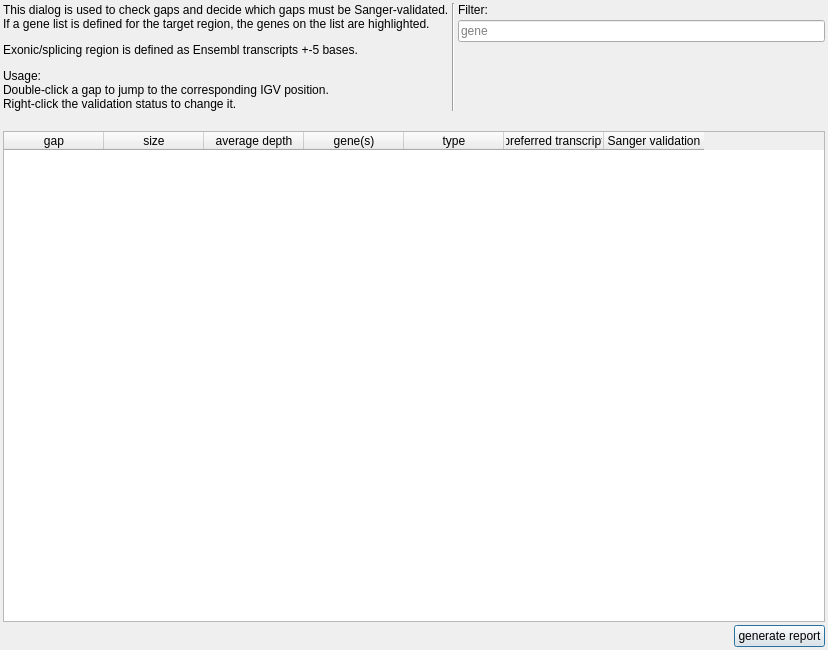
The window that src/GSvar/GapDialog.ui (imgag/ngs-bits) describes before a commit, drawn with Qt 5.
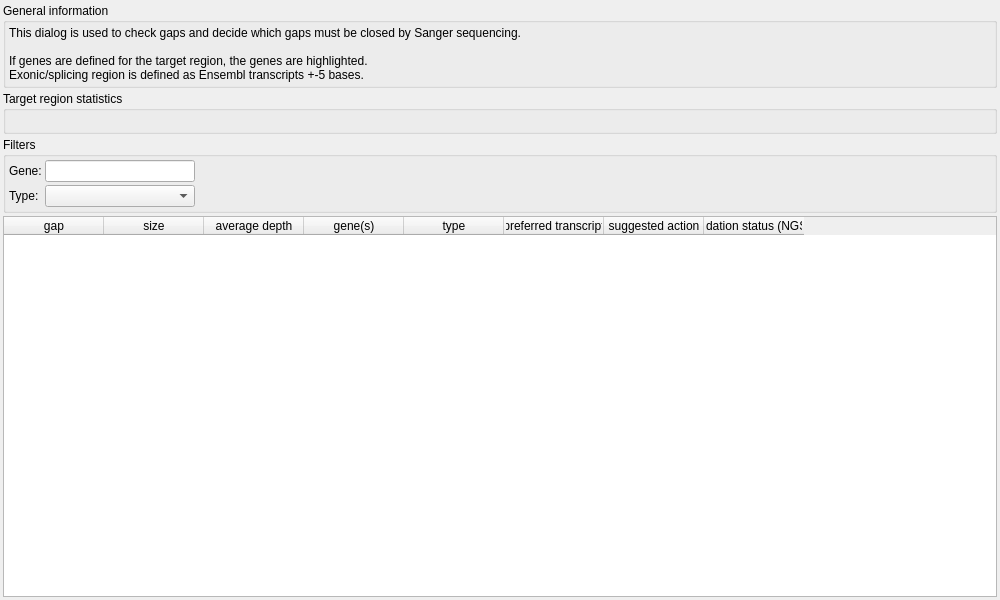
The same window after the commit.

Patch:
```diff
--- a/src/GSvar/GapDialog.ui
+++ b/src/GSvar/GapDialog.ui
@@ -6,10 +6,16 @@
    <rect>
     <x>0</x>
     <y>0</y>
-    <width>828</width>
-    <height>650</height>
+    <width>1000</width>
+    <height>600</height>
    </rect>
   </property>
+  <property name="minimumSize">
+   <size>
+    <width>1000</width>
+    <height>600</height>
+   </size>
+  </property>
   <property name="windowTitle">
    <string>Dialog</string>
   </property>
@@ -30,74 +36,166 @@
     <number>3</number>
    </property>
    <item>
-    <layout class="QHBoxLayout" name="horizontalLayout">
+    <widget class="QGroupBox" name="groupBox_3">
+     <property name="title">
+      <string>General information</string>
+     </property>
+     <property name="flat">
+      <bool>true</bool>
+     </property>
+     <layout class="QVBoxLayout" name="verticalLayout_3">
+      <property name="spacing">
+       <number>3</number>
+      </property>
+      <property name="leftMargin">
+       <number>3</number>
+      </property>
+      <property name="topMargin">
+       <number>3</number>
+      </property>
+      <property name="rightMargin">
+       <number>3</number>
+      </property>
+      <property name="bottomMargin">
+       <number>3</number>
+      </property>
      <item>
       <widget class="QLabel" name="label">
        <property name="text">
-        <string>&lt;html&gt;&lt;head/&gt;&lt;body&gt;&lt;p&gt;This dialog is used to check gaps and decide which gaps must be Sanger-validated.&lt;br/&gt;If a gene list is defined for the target region, the genes on the list are highlighted.&lt;/p&gt;&lt;p&gt;Exonic/splicing region is defined as Ensembl transcripts +-5 bases.&lt;/p&gt;&lt;p&gt;Usage:&lt;br/&gt;Double-click a gap to jump to the corresponding IGV position.&lt;br/&gt;Right-click the validation status to change it.&lt;/p&gt;&lt;/body&gt;&lt;/html&gt;</string>
+         <string>&lt;html&gt;&lt;head/&gt;&lt;body&gt;&lt;p&gt;This dialog is used to check gaps and decide which gaps must be closed by Sanger sequencing.&lt;br/&gt;&lt;br/&gt;If genes are defined for the target region, the genes are highlighted.&lt;br/&gt;Exonic/splicing region is defined as Ensembl transcripts +-5 bases.&lt;/p&gt;&lt;/body&gt;&lt;/html&gt;</string>
        </property>
       </widget>
      </item>
-     <item>
-      <widget class="Line" name="line">
-       <property name="orientation">
-        <enum>Qt::Vertical</enum>
-       </property>
+     </layout>
       </widget>
      </item>
      <item>
+    <widget class="QGroupBox" name="groupBox_2">
+     <property name="title">
+      <string>Target region statistics</string>
+     </property>
+     <property name="flat">
+      <bool>true</bool>
+     </property>
       <layout class="QVBoxLayout" name="verticalLayout_2">
+      <property name="spacing">
+       <number>3</number>
+      </property>
+      <property name="leftMargin">
+       <number>3</number>
+      </property>
+      <property name="topMargin">
+       <number>3</number>
+      </property>
+      <property name="rightMargin">
+       <number>3</number>
+      </property>
+      <property name="bottomMargin">
+       <number>3</number>
+      </property>
        <item>
-        <widget class="QLabel" name="label_2">
-         <property name="sizePolicy">
-          <sizepolicy hsizetype="Preferred" vsizetype="Minimum">
-           <horstretch>0</horstretch>
-           <verstretch>0</verstretch>
-          </sizepolicy>
-         </property>
+       <widget class="QLabel" name="statistics">
          <property name="text">
-          <string>Filter:</string>
-         </property>
-         <property name="alignment">
-          <set>Qt::AlignLeading|Qt::AlignLeft|Qt::AlignTop</set>
-         </property>
+         <string/>
+        </property>
+        <property name="textFormat">
+         <enum>Qt::RichText</enum>
+        </property>
+       </widget>
+      </item>
+     </layout>
         </widget>
        </item>
        <item>
-        <widget class="QLineEdit" name="filter_gene">
+    <widget class="QGroupBox" name="groupBox">
+     <property name="title">
+      <string>Filters</string>
+     </property>
+     <property name="flat">
+      <bool>true</bool>
+     </property>
+     <layout class="QGridLayout" name="gridLayout_2">
+      <property name="leftMargin">
+       <number>3</number>
+      </property>
+      <property name="topMargin">
+       <number>3</number>
+      </property>
+      <property name="rightMargin">
+       <number>3</number>
+      </property>
+      <property name="bottomMargin">
+       <number>3</number>
+      </property>
+      <property name="spacing">
+       <number>3</number>
+      </property>
+      <item row="0" column="1">
+       <widget class="QLineEdit" name="f_gene">
          <property name="sizePolicy">
           <sizepolicy hsizetype="Expanding" vsizetype="Fixed">
            <horstretch>0</horstretch>
-           <verstretch>1</verstretch>
-          </sizepolicy>
-         </property>
+          <verstretch>0</verstretch>
+         </sizepolicy>
+        </property>
+        <property name="maximumSize">
+         <size>
+          <width>150</width>
+          <height>16777215</height>
+         </size>
+        </property>
          <property name="placeholderText">
-          <string>gene</string>
+         <string/>
          </property>
         </widget>
        </item>
-       <item>
-        <widget class="QLabel" name="label_3">
-         <property name="sizePolicy">
-          <sizepolicy hsizetype="Preferred" vsizetype="Preferred">
-           <horstretch>0</horstretch>
-           <verstretch>100</verstretch>
-          </sizepolicy>
-         </property>
+      <item row="0" column="0">
+       <widget class="QLabel" name="label_4">
+        <property name="text">
+         <string>Gene:</string>
+        </property>
+       </widget>
+      </item>
+      <item row="1" column="0">
+       <widget class="QLabel" name="label_5">
          <property name="text">
-          <string/>
+         <string>Type:</string>
          </property>
         </widget>
        </item>
-      </layout>
-     </item>
-    </layout>
-   </item>
+      <item row="0" column="2">
+       <spacer name="horizontalSpacer_2">
+        <property name="orientation">
+         <enum>Qt::Horizontal</enum>
+        </property>
+        <property name="sizeHint" stdset="0">
+         <size>
+          <width>40</width>
+          <height>20</height>
+         </size>
+        </property>
+       </spacer>
+      </item>
+      <item row="1" column="1">
+       <widget class="QComboBox" name="f_type">
    <item>
-    <widget class="QLabel" name="percentage">
      <property name="text">
       <string/>
      </property>
+        </item>
+        <item>
+         <property name="text">
+          <string>intronic/intergenic</string>
+         </property>
+        </item>
+        <item>
+         <property name="text">
+          <string>exonic/splicing</string>
+         </property>
+        </item>
+       </widget>
+      </item>
+     </layout>
     </widget>
    </item>
    <item>
@@ -155,34 +253,15 @@
      </column>
      <column>
       <property name="text">
-       <string>Sanger validation</string>
+       <string>suggested action</string>
       </property>
      </column>
-    </widget>
-   </item>
-   <item>
-    <layout class="QHBoxLayout" name="horizontalLayout_2">
-     <item>
-      <spacer name="horizontalSpacer">
-       <property name="orientation">
-        <enum>Qt::Horizontal</enum>
-       </property>
-       <property name="sizeHint" stdset="0">
-        <size>
-         <width>40</width>
-         <height>20</height>
-        </size>
-       </property>
-      </spacer>
-     </item>
-     <item>
-      <widget class="QPushButton" name="report_btn">
+     <column>
        <property name="text">
-        <string>generate report</string>
-       </property>
-      </widget>
-     </item>
-    </layout>
+       <string>validation status (NGSD)</string>
+      </property>
+     </column>
+    </widget>
    </item>
   </layout>
  </widget>
```
Left out of the diff: 22 changed lines with no effect on the pictures. Lines whose indentation alone changed are shown as unchanged.
